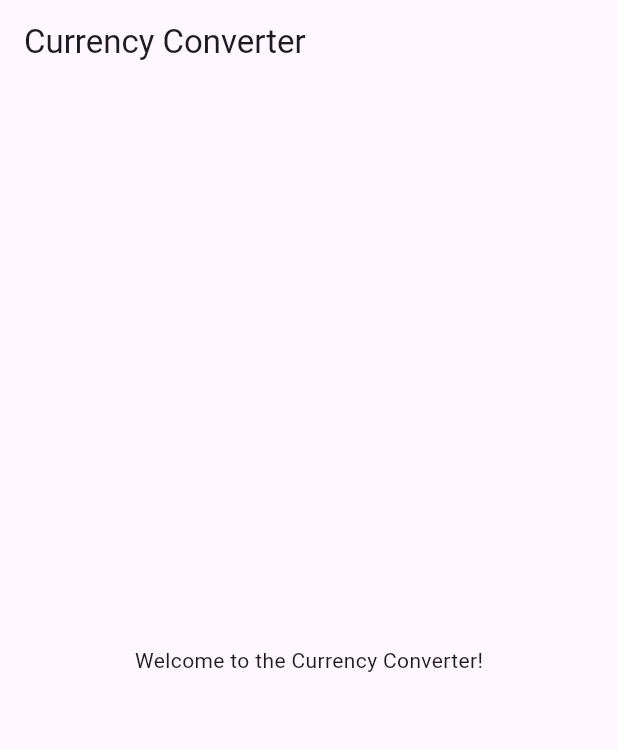
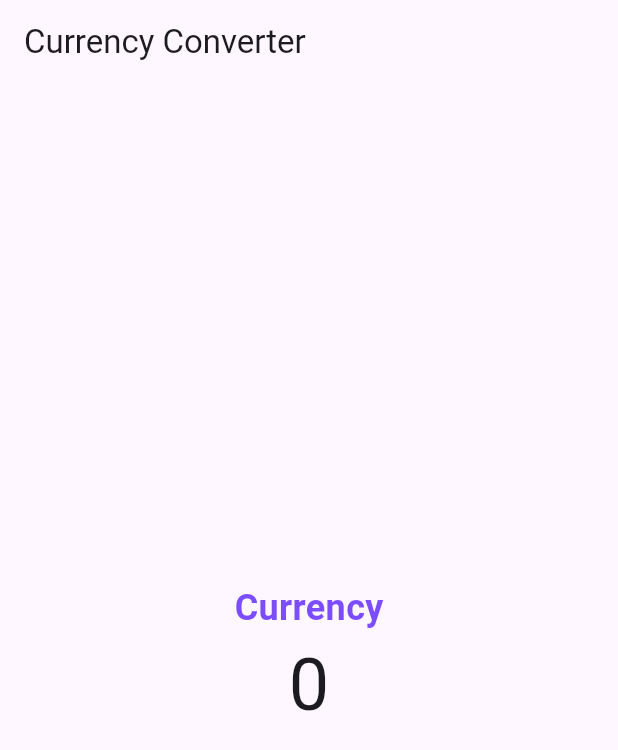
Before and after one commit to RUYANGA/Currency_App, a Flutter app: the screen it shows after launch, on a phone screen of 412 x 824 dp. Shown: the top 750 px of the screen. Run offline on Flutter 3.47's test engine with Material 3 defaults, Android fonts, the phone set to English and light mode, and no system bars.

Commit message:
style my app

```diff
--- a/lib/currency_converter.dart
+++ b/lib/currency_converter.dart
@@ -7,7 +7,22 @@
   Widget build(BuildContext context) {
     return Scaffold(
       appBar: AppBar(title: const Text('Currency Converter')),
-      body: const Center(child: Text('Welcome to the Currency Converter!')),
+      body: Center(
+        child: Column(
+          mainAxisAlignment: MainAxisAlignment.center,
+          children: [
+            Text(
+              "Currency",
+              style: TextStyle(
+                fontSize: 24,
+                fontWeight: FontWeight.bold,
+                color: Colors.deepPurpleAccent,
+              ),
+            ),
+            Text("0", style: TextStyle(fontSize: 48)),
+          ],
+        ),
+      ),
     );
   }
 }
```
